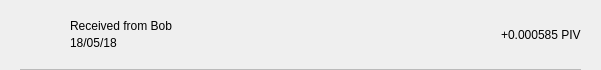
Qt form src/qt/pivx/forms/txrow.ui (stakecube/stakecubecoin-archive) before a commit.
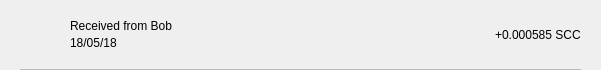
The same form after that commit.

```diff
--- a/src/qt/pivx/forms/txrow.ui
+++ b/src/qt/pivx/forms/txrow.ui
@@ -135,7 +135,7 @@
             <string notr="true"/>
            </property>
            <property name="text">
-            <string>+0.000585 PIV</string>
+            <string>+0.000585 SCC</string>
            </property>
           </widget>
          </item>
```
